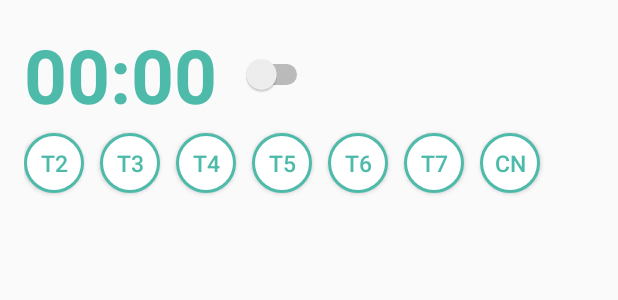
After one commit to htthinh1999/Alarm, an Android app: the layout alarm_time.xml on its own in the app's theme, with its tools: preview values and no code run, on a phone screen of 412 x 824 dp. The commit adds this screen. Shown: the top 300 px of the screen. Run offline under Robolectric (Android 15) with nearby library versions, the light colour scheme and no system bars.

Commit message:
Add alarm time UI

```diff
--- a/app/build.gradle
+++ b/app/build.gradle
@@ -26,9 +26,9 @@ dependencies {
     implementation fileTree(dir: "libs", include: ["*.jar"])
     implementation 'androidx.appcompat:appcompat:1.2.0'
     implementation 'androidx.constraintlayout:constraintlayout:2.0.1'
-    implementation 'com.google.android.material:material:1.0.0'
-    implementation 'androidx.navigation:navigation-fragment:2.1.0'
-    implementation 'androidx.navigation:navigation-ui:2.1.0'
+    implementation 'com.google.android.material:material:1.2.1'
+    implementation 'androidx.navigation:navigation-fragment:2.3.0'
+    implementation 'androidx.navigation:navigation-ui:2.3.0'
     testImplementation 'junit:junit:4.12'
     androidTestImplementation 'androidx.test.ext:junit:1.1.2'
     androidTestImplementation 'androidx.test.espresso:espresso-core:3.3.0'
--- /dev/null
+++ b/app/src/main/res/drawable/button_circle_uncheck.xml
@@ -0,0 +1,8 @@
+<?xml version="1.0" encoding="utf-8"?>
+<shape xmlns:android="http://schemas.android.com/apk/res/android" android:shape="rectangle">
+    <solid android:color="#FFFFFF"/>
+    <stroke
+        android:width="2dp"
+        android:color="@color/colorAccent"/>
+    <corners android:radius="999dp"/>
+</shape>
--- /dev/null
+++ b/app/src/main/res/layout/alarm_time.xml
@@ -0,0 +1,120 @@
+<?xml version="1.0" encoding="utf-8"?>
+<RelativeLayout xmlns:android="http://schemas.android.com/apk/res/android"
+    android:layout_width="match_parent"
+    android:layout_height="wrap_content"
+    android:orientation="horizontal"
+    android:padding="16dp">
+
+    <LinearLayout
+        android:id="@+id/main"
+        android:layout_width="match_parent"
+        android:layout_height="wrap_content"
+        android:orientation="horizontal">
+
+        <TextView
+            android:id="@+id/time"
+            android:layout_width="wrap_content"
+            android:layout_height="wrap_content"
+            android:text="00:00"
+            android:textSize="50sp"
+            android:textStyle="bold"
+            android:textColor="@color/colorAccent"/>
+
+        <Switch
+            android:id="@+id/switchEnable"
+            android:layout_width="wrap_content"
+            android:layout_height="wrap_content"
+            android:layout_gravity="center|right"
+            android:layout_marginLeft="@dimen/fab_margin"
+            android:layout_centerVertical="true"/>
+
+    </LinearLayout>
+
+    <LinearLayout
+        android:layout_width="wrap_content"
+        android:layout_height="wrap_content"
+        android:layout_below="@+id/main">
+
+        <Button
+            android:id="@+id/btnT2"
+            android:layout_width="40dp"
+            android:layout_height="40dp"
+            android:layout_marginRight="5dp"
+            android:layout_marginTop="5dp"
+            android:layout_marginBottom="5dp"
+            android:background="@drawable/button_circle_uncheck"
+            android:text="T2"
+            android:textSize="15sp"
+            android:textColor="@color/colorAccent"/>
+
+        <Button
+            android:id="@+id/btnT3"
+            android:layout_width="40dp"
+            android:layout_height="40dp"
+            android:layout_margin="5dp"
+            android:layout_toRightOf="@id/btnT2"
+            android:background="@drawable/button_circle_uncheck"
+            android:text="T3"
+            android:textSize="15sp"
+            android:textColor="@color/colorAccent"/>
+
+        <Button
+            android:id="@+id/btnT4"
+            android:layout_width="40dp"
+            android:layout_height="40dp"
+            android:layout_margin="5dp"
+            android:layout_toRightOf="@id/btnT3"
+            android:background="@drawable/button_circle_uncheck"
+            android:text="T4"
+            android:textSize="15sp"
+            android:textColor="@color/colorAccent"/>
+
+        <Button
+            android:id="@+id/btnT5"
+            android:layout_width="40dp"
+            android:layout_height="40dp"
+            android:layout_margin="5dp"
+            android:layout_toRightOf="@id/btnT4"
+            android:background="@drawable/button_circle_uncheck"
+            android:text="T5"
+            android:textSize="15sp"
+            android:textColor="@color/colorAccent"/>
+
+        <Button
+            android:id="@+id/btnT6"
+            android:layout_width="40dp"
+            android:layout_height="40dp"
+            android:layout_margin="5dp"
+            android:layout_toRightOf="@id/btnT5"
+            android:background="@drawable/button_circle_uncheck"
+            android:text="T6"
+            android:textSize="15sp"
+            android:textColor="@color/colorAccent"/>
+
+        <Button
+            android:id="@+id/btnT7"
+            android:layout_width="40dp"
+            android:layout_height="40dp"
+            android:layout_margin="5dp"
+            android:layout_toRightOf="@id/btnT6"
+            android:background="@drawable/button_circle_uncheck"
+            android:text="T7"
+            android:textSize="15sp"
+            android:textColor="@color/colorAccent"/>
+
+        <Button
+            android:id="@+id/btnCN"
+            android:layout_width="40dp"
+            android:layout_height="40dp"
+            android:layout_margin="5dp"
+            android:layout_toRightOf="@id/btnT7"
+            android:background="@drawable/button_circle_uncheck"
+            android:text="CN"
+            android:textSize="15sp"
+            android:textColor="@color/colorAccent"/>
+
+    </LinearLayout>
+
+
+
+</RelativeLayout>
```
Also changed, not shown: app/src/main/java/com/keycodemon/alarm/AlarmPickerDialog.java (+26 -1 lines), app/src/main/java/com/keycodemon/alarm/AlarmTimeAdapter.java (added, +83 -0 lines), app/src/main/java/com/keycodemon/alarm/AlarmTimeItem.java (added, +20 -0 lines), app/src/main/java/com/keycodemon/alarm/DayChosen.java (added, +22 -0 lines), app/src/main/java/com/keycodemon/alarm/MainActivity.java (+31 -2 lines), app/src/main/res/drawable/button_circle_checked.xml (added, +7 -0 lines), app/src/main/res/layout/activity_main.xml (+7 -2 lines), app/src/main/res/layout/content_main.xml (deleted, +0 -8 lines).
